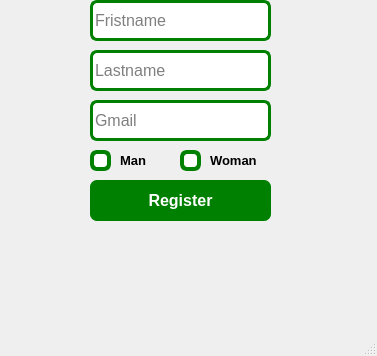
Above: Register.ui from MahanMz/LoginForm before the change; both pictures show x 0 to 377 and y 190 to 546 of the 377 by 546 pixel window. Below: the same form after it.
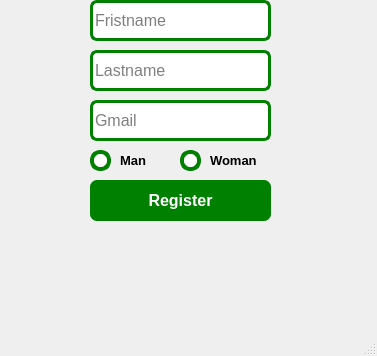
That is the form after the change.

The edit to the form file:
```diff
--- a/Register.ui
+++ b/Register.ui
@@ -193,7 +193,7 @@
      <string notr="true">QWidget{
 background-color: white;
 border: 4px solid green;
-border-radius: 7px
+border-radius: 10px
 }
 QWidget:hover{
 border-color: dakgreen;
@@ -226,7 +226,7 @@
      <string notr="true">QWidget{
 background-color: white;
 border: 4px solid green;
-border-radius: 7px
+border-radius: 10px
 }
 QWidget:hover{
 border-color: dakgreen;
```
